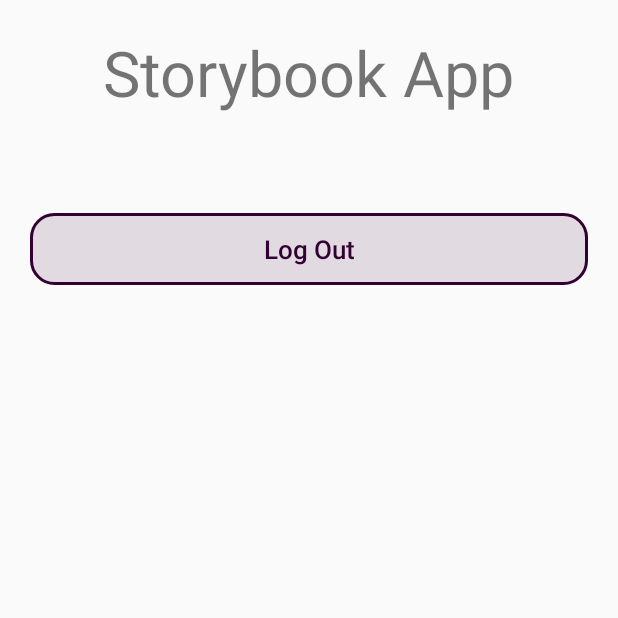
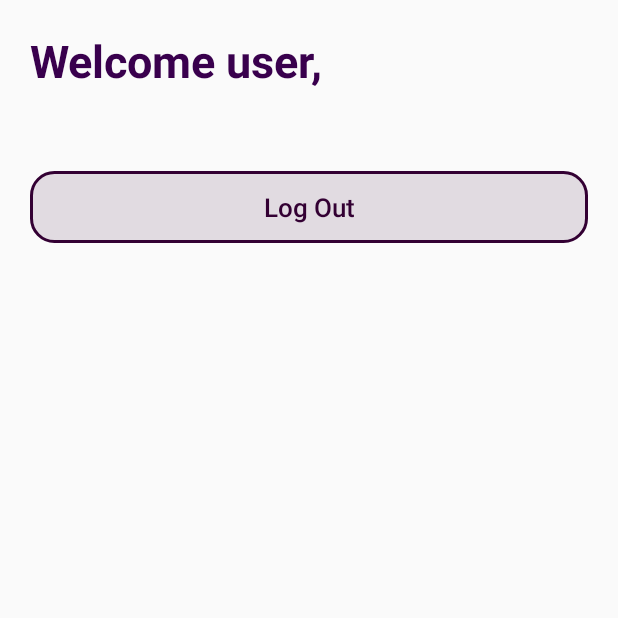
Before and after one commit to JasonHaque/StorybookApp, an Android app: the fragment ProfileFragment shown on its own in the app's theme, on a phone screen of 412 x 824 dp, the top half of it. Run offline under Robolectric (Android 15) with nearby library versions, the light colour scheme and no system bars; our stand-ins replace Firebase (no records; nobody signed in at launch, a user with empty details on screens opened directly).

Commit message:
Profile fragment style updated

```diff
--- a/app/src/main/res/layout/profile_fragment.xml
+++ b/app/src/main/res/layout/profile_fragment.xml
@@ -11,15 +11,18 @@
         android:orientation="vertical"
         android:padding="20dp">
         <TextView
-            android:text="@string/app_name"
+            android:text="Welcome user,"
             android:layout_width="wrap_content"
-            android:textSize="42sp"
-            android:layout_gravity="center"
-            android:layout_marginBottom="20dp"
+            android:textSize="30sp"
+            android:textStyle="bold"
+            android:textColor="#39004d"
+            android:layout_marginBottom="10dp"
             android:layout_height="wrap_content"/>
         <TextView
             android:id="@+id/profile_view"
-            android:textSize="22sp"
+            android:textSize="20sp"
+            android:textStyle="bold"
+            android:textColor="#004d4d"
             android:layout_marginBottom="16dp"
             android:layout_width="wrap_content"
             android:layout_height="wrap_content"/>
```
